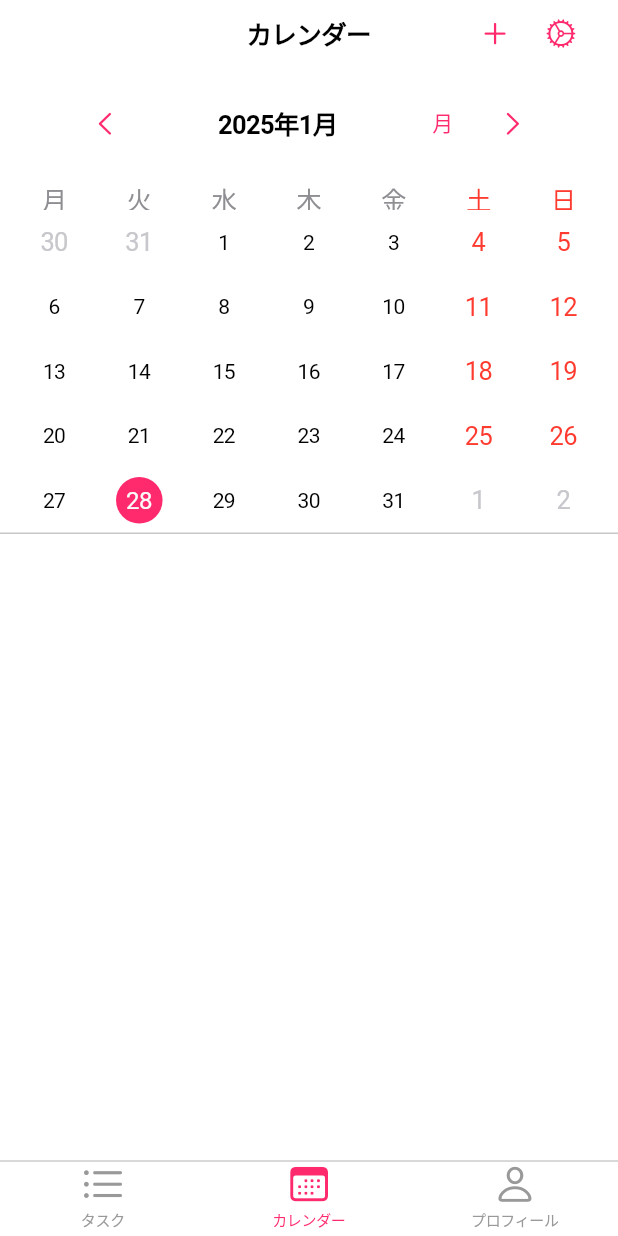
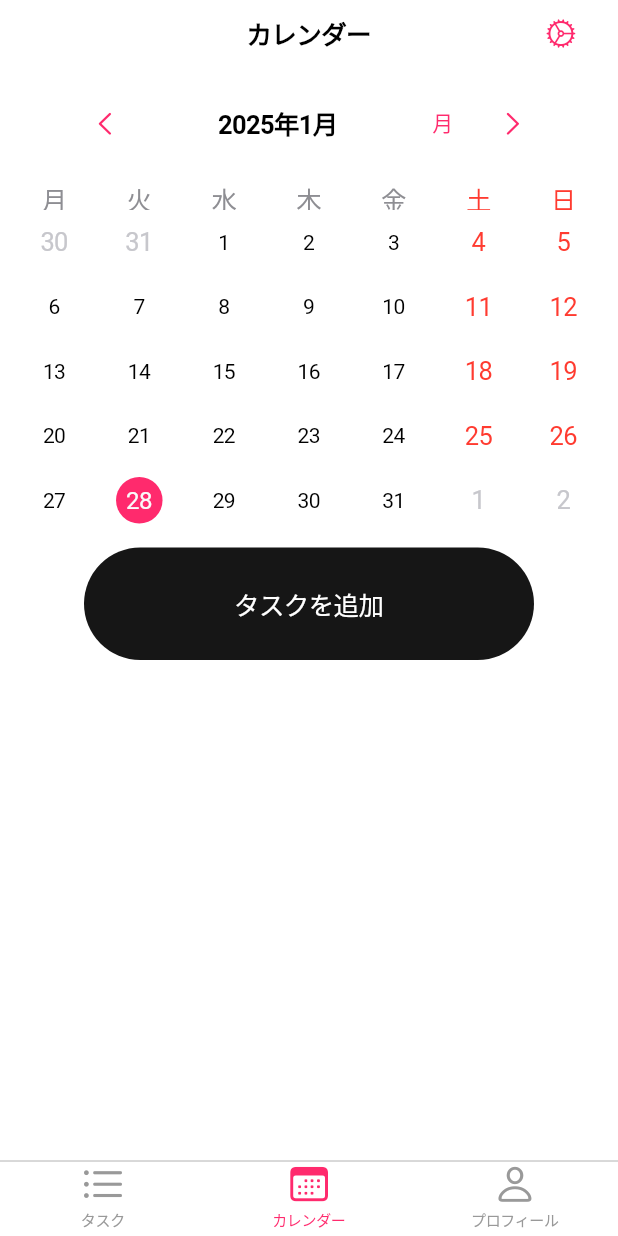
Before and after one commit to Lee-Jihye20/DailyMission, a Flutter app: the screen it shows after launch, item 2 of the bottom bar chosen, on a phone screen of 412 x 824 dp. Run offline on Flutter 3.47's test engine with Material 3 defaults, Android fonts, the phone set to English and light mode, and no system bars; drawn by our look-alikes of table_calendar; our stand-ins replace flutter_local_notifications, image_picker, shared_preferences, sqflite, timezone; accounts and stored records are empty.

Commit message:
arii-update タスクを追加ボタンの位置変更

```diff
--- a/lib/screens/calendar_screen.dart
+++ b/lib/screens/calendar_screen.dart
@@ -479,15 +479,7 @@ class _CalendarScreenState extends State<CalendarScreen> {
         trailing: Row(
           mainAxisSize: MainAxisSize.min,
           children: [
-            CupertinoButton(
-              padding: EdgeInsets.zero,
-              child: const Icon(CupertinoIcons.add),
-              onPressed: () async {
-                print(_selectedDay);
-                await _showAddTaskDialog();
-                await _loadTasks();
-              },
-            ),
+
             CupertinoButton(
               padding: EdgeInsets.zero,
               child: const Icon(CupertinoIcons.settings),
@@ -595,9 +587,28 @@ class _CalendarScreenState extends State<CalendarScreen> {
               ),
             ),
             Container(
-              height: 1,
-              color: CupertinoColors.separator,
+              height: 10,
             ),
+            Container(
+                width: 300,
+                child: Container(
+                  width: 200,
+                  height: 75,
+                  decoration: BoxDecoration(
+                    color: const Color.fromARGB(255, 22, 22, 22),
+                    borderRadius: BorderRadius.circular(40),
+                  ),
+                  child: CupertinoButton(
+                    padding: EdgeInsets.zero,
+                    child: const Text('タスクを追加', style: TextStyle(color: CupertinoColors.white)),
+                    onPressed: () async {
+                      print(_selectedDay);
+                      await _showAddTaskDialog();
+                      await _loadTasks();
+                    },
+                  ),
+                ),
+              ),
             Expanded(
               child: _selectedDay == null
                   ? const Center(child: Text('日付を選択してください'))
```
